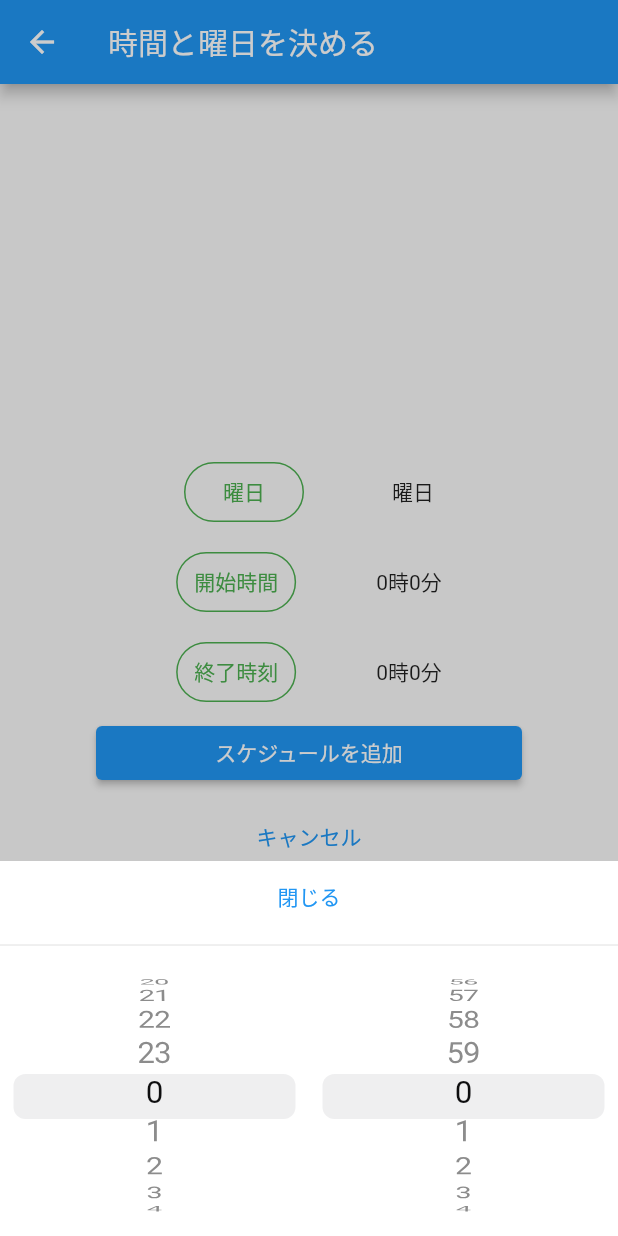
After one commit to Keiji-morita/lockapp4-, a Flutter app: the Decidedatetime screen opened directly, after a tap on "終了時刻", on a phone screen of 412 x 824 dp. The commit adds this screen. Run offline on Flutter 3.47's test engine with Material 2 defaults, Android fonts, the phone set to English and light mode, and no system bars; our stand-ins replace flutter_datetime_picker, slide_countdown; missing offline and left inert: f_datetimerangepicker, flutter_my_picker, flutter_picker, time_range_picker.

Commit message:
new change 1211

```diff
--- /dev/null
+++ b/lib/decideschedule.dart
@@ -0,0 +1,352 @@
+import 'package:flutter/material.dart';
+import 'package:flutter_my_picker/flutter_my_picker.dart';
+import 'package:flutter_picker/flutter_picker.dart';
+import 'package:f_datetimerangepicker/f_datetimerangepicker.dart';
+import 'package:flutter/cupertino.dart';
+import 'package:time_range_picker/time_range_picker.dart';
+
+
+
+void main() => runApp(Decidedatetime());
+
+class Decidedatetime extends StatefulWidget {
+  @override
+  _DecidedatetimeState createState() => _DecidedatetimeState();
+
+}
+
+class _DecidedatetimeState extends State<Decidedatetime> {
+  // 入力されたテキストをデータとして持つ
+  String _text = '';
+
+//曜日の定義
+final weekDays = <String>[
+      '日',
+      '月',
+      '火',
+      '水',
+      '木',
+      '金',
+      '土',
+     ];
+
+
+
+  String selectWeekDay = '';
+
+void _cupertinoPicker() {
+    showCupertinoModalPopup(
+        context: context,
+        builder: (context) {
+          return Container(
+	  //Pickerの高さを指定。指定しない場合はフルスクリーン。
+            height: 250,
+            color: Colors.white,
+            child: Column(
+              children: [
+                TextButton(
+                  child: const Text('閉じる'),
+                  onPressed: () => Navigator.of(context).pop(),
+                ),
+                const Divider(),
+                Expanded(
+                  child: CupertinoPicker(
+		 // ループさせるかどうか
+                    looping: true,
+		 // Pickerのそれぞれの高さ
+                    itemExtent: 30,
+		//先程作成したweekDaysリストをText Widgetに変換して読み込み。
+                    children: weekDays.map((weekDay) => new Text(weekDay)).toList(),
+		//Pickerの操作を行う度に呼び出し。
+		//selectWeekDayに選択したweekDaysを代入。
+                    onSelectedItemChanged: (index) {
+                      setState(() {
+                        selectWeekDay = weekDays[index];
+                      });
+                    },
+
+                  ),
+                ),
+              ],
+            ),
+          );
+        });
+  }
+     //開始時間設定
+    final startHour = List<String>.generate(24, (index) => '$index');
+    final startMuinetes = List<String>.generate(60, (index) => '$index');
+
+    String slectStartHour = '0';
+    String slectStartMuinetes = '0';
+
+     //終了時刻設定
+    final endHour = List<String>.generate(24, (index) => '$index');
+    final endMuinetes = List<String>.generate(60, (index) => '$index');
+
+    String selectEndHour = '0';
+    String selectEndMuinetes = '0';
+
+
+  void _cupertinoPicker_2() {
+    showCupertinoModalPopup(
+        context: context,
+        builder: (context) {
+          return Container(
+            height: 250,
+            color: Colors.white,
+            child: Column(
+              children: [
+                TextButton(
+                  child: const Text('閉じる'),
+                  onPressed: () => Navigator.of(context).pop(),
+                ),
+                const Divider(),
+                Expanded(
+                  child: Row(
+                    children: [
+                      Expanded(
+                        child: CupertinoPicker( //change
+                          looping: true,
+                          itemExtent: 30,
+                          scrollController:
+                              FixedExtentScrollController(initialItem: 0),
+                          onSelectedItemChanged: (index) {
+                            setState(() {
+                              slectStartHour = startHour[index];
+                            });
+                          },
+                          children: startHour
+                              .map((numbar) => new Text(numbar))
+                              .toList(),
+                        ),
+                      ),
+
+                    Expanded(
+                        child: CupertinoPicker( //change
+                          looping: true,
+                          itemExtent: 30,
+                          scrollController:
+                              FixedExtentScrollController(initialItem: 0),
+                          onSelectedItemChanged: (index) {
+                            setState(() {
+                              slectStartMuinetes = startMuinetes[index];//change
+                            });
+                          },
+                          children: startMuinetes //change
+                              .map((numbar) => new Text(numbar))
+                              .toList(),
+                        ),
+                      ),
+
+                    ],
+                  ),
+                ),
+              ],
+            ),
+          );
+        });
+  }
+
+//終了時刻設定機能
+  void _cupertinoPicker_3() {
+    showCupertinoModalPopup(
+        context: context,
+        builder: (context) {
+          return Container(
+            height: 250,
+            color: Colors.white,
+            child: Column(
+              children: [
+                TextButton(
+                  child: const Text('閉じる'),
+                  onPressed: () => Navigator.of(context).pop(),
+                ),
+                const Divider(),
+                Expanded(
+                  child: Row(
+                    children: [
+                      Expanded(
+                        child: CupertinoPicker( //change
+                          looping: true,
+                          itemExtent: 30,
+                          scrollController:
+                              FixedExtentScrollController(initialItem: 0),
+                          onSelectedItemChanged: (index) {
+                            setState(() {
+                              selectEndHour = endHour[index];
+                            });
+                          },
+                          children: startHour
+                              .map((numbar) => new Text(numbar))
+                              .toList(),
+                        ),
+                      ),
+
+                    Expanded(
+                        child: CupertinoPicker( //change
+                          looping: true,
+                          itemExtent: 30,
+                          scrollController:
+                              FixedExtentScrollController(initialItem: 0),
+                          onSelectedItemChanged: (index) {
+                            setState(() {
+                              selectEndMuinetes = endMuinetes[index];//change
+                            });
+                          },
+                          children: startMuinetes //change
+                              .map((numbar) => new Text(numbar))
+                              .toList(),
+                        ),
+                      ),
+
+                    ],
+                  ),
+                ),
+              ],
+            ),
+          );
+        });
+  }
+
+  // データを元に表示するWidget
+  @override
+  Widget build(BuildContext context) {
+
+    var children2 = <Widget>[
+      //曜日設定
+           Container(
+              width: double.infinity,
+              height: 60,
+              child: Row(
+                // 均等配置
+                mainAxisAlignment: MainAxisAlignment.spaceEvenly,
+                children: <Widget>[
+                            SizedBox(
+            width: 80,
+            height: 40,
+            //曜日設定ボタン
+            child: TextButton(
+                child: const Text("曜日"),
+                style: TextButton.styleFrom(
+                  primary: Colors.green,
+                  shape: const StadiumBorder(),
+                  side: const BorderSide(color: Colors.green),
+                ),
+                onPressed: () {
+                  _cupertinoPicker();
+                }),
+          ),
+                  Container( child: Text('${selectWeekDay}曜日')),
+
+                ],
+              ),
+            ),
+
+
+
+           Container(
+              width: double.infinity,
+              height: 60,
+              child: Row(
+                // 均等配置
+                mainAxisAlignment: MainAxisAlignment.spaceEvenly,
+                children: <Widget>[
+              SizedBox(
+            width: 80,
+            height: 40,
+            //開始時間設定ボタン
+            child: TextButton(
+                child: const Text("開始時間"),
+                style: TextButton.styleFrom(
+                  primary: Colors.green,
+                  shape: const StadiumBorder(),
+                  side: const BorderSide(color: Colors.green),
+                ),
+                onPressed: () {
+                  _cupertinoPicker_2();
+                }),
+          ),
+             Container(child: Text('${slectStartHour}時${slectStartMuinetes}分')),
+
+
+                ],
+              ),
+            ),
+
+                       Container(
+              width: double.infinity,
+              height: 60,
+              child: Row(
+                // 均等配置
+                mainAxisAlignment: MainAxisAlignment.spaceEvenly,
+                children: <Widget>[
+              SizedBox(
+            width: 80,
+            height: 40,
+                child: TextButton(
+                child: const Text("終了時刻"),
+                style: TextButton.styleFrom(
+                  primary: Colors.green,
+                  shape: const StadiumBorder(),
+                  side: const BorderSide(color: Colors.green),
+                ),
+                onPressed: () {
+                  _cupertinoPicker_3();
+                }),
+          ),
+          Container(child: Text('${selectEndHour}時${selectEndMuinetes }分')),
+
+
+
+                ],
+              ),
+            ),
+
+
+
+            Container(
+              // 横幅いっぱいに広げる
+              width: double.infinity,
+              // リスト追加ボタン
+              child: ElevatedButton(
+                onPressed: () {
+                  // "pop"で前の画面に戻る
+                  // "pop"の引数から前の画面にデータを渡す
+                  Navigator.of(context).pop(_text);
+                },
+                child: Text('スケジュールを追加', style: TextStyle(color: Colors.white)),
+              ),
+            ),
+            const SizedBox(height: 8),
+            Container(
+              // 横幅いっぱいに広げる
+              width: double.infinity,
+              // キャンセルボタン
+              child: TextButton(
+                // ボタンをクリックした時の処理
+                onPressed: () {
+                  // "pop"で前の画面に戻る
+                  Navigator.of(context).pop();
+                },
+                child: Text('キャンセル'),
+              ),
+            ),
+          ];
+    return Scaffold(
+      appBar: AppBar(
+        title: Text('時間と曜日を決める'),
+      ),
+
+
+
+      body: Container(
+        // 余白を付ける
+        padding: EdgeInsets.all(64),
+        child: Column(
+          mainAxisAlignment: MainAxisAlignment.center,
+          children: children2,
+        ),
+      ),
+    );
+  }
+}
--- a/pubspec.yaml
+++ b/pubspec.yaml
@@ -38,6 +38,10 @@ dependencies:
   slide_countdown: ^0.0.7
   intl: ^0.17.0
   platform_date_picker: ^0.0.4+1
+  flutter_my_picker: ^1.1.2
+  f_datetimerangepicker: ^0.2.0
+  date_time_picker: ^2.1.0
+  time_range_picker: ^2.1.0
 
 dev_dependencies:
   flutter_test:
```
Also changed, not shown: lib/LockTimeList .dart (added, +88 -0 lines), lib/decidetime.dart (+11 -32 lines), lib/main.dart (+9 -3 lines), lib/timedonescreen.dart (+5 -3 lines), lib/timerfunction.dart (+7 -18 lines), pubspec.lock, 6 other files.
